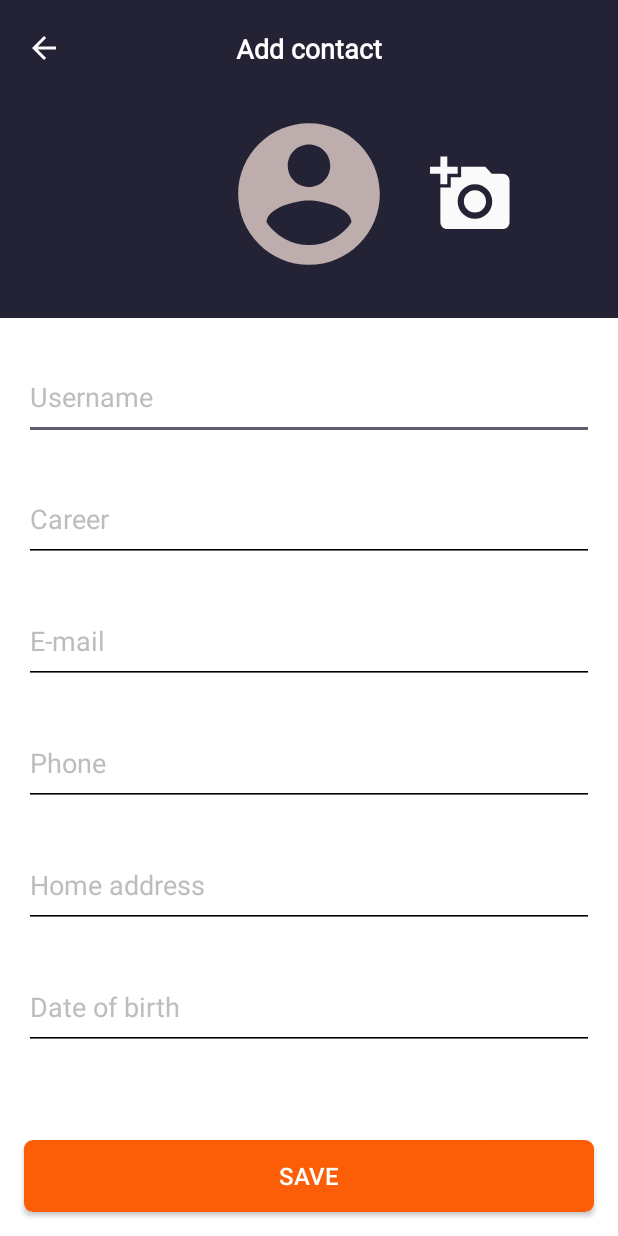
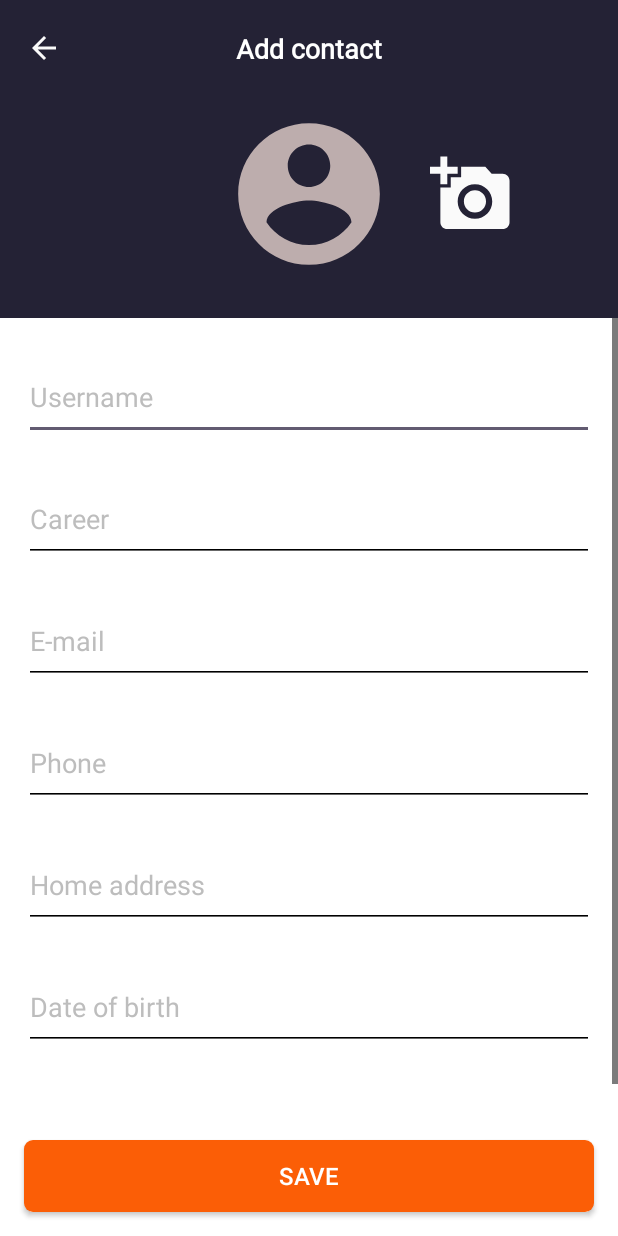
Before and after one commit to Aksonof/MyApplication, an Android app: the layout add_user_dialog.xml on its own in the app's theme, with its tools: preview values and no code run, on a phone screen of 412 x 824 dp. Run offline under Robolectric (Android 15) with nearby library versions, the phone set to English and light mode, and no system bars.

Commit message:
task_2: scroll view for text fields in dialog added, crash after rotating fixed

```diff
--- a/app/src/main/java/com/example/myapplication/AddUserDialogFragment.kt
+++ b/app/src/main/java/com/example/myapplication/AddUserDialogFragment.kt
@@ -1,14 +1,10 @@
 package com.example.myapplication
 
-import android.app.Dialog
 import android.graphics.Color
 import android.os.Bundle
 import android.view.LayoutInflater
 import android.view.View
 import android.view.ViewGroup
-import android.view.Window
-import android.view.WindowManager
-import androidx.core.content.ContextCompat
 import androidx.fragment.app.DialogFragment
 import com.example.myapplication.databinding.AddUserDialogBinding
 
@@ -19,7 +15,14 @@ interface AddUserDialogListener {
 
 class AddUserDialogFragment(private val listener: AddUserDialogListener) : DialogFragment() {
 
+    // Default constructor required by the system
+    constructor() : this(object : AddUserDialogListener {
+        override fun onDataEntered(data: Bundle) {
+        }
+    })
+
     private lateinit var binding: AddUserDialogBinding
+
 
     override fun onStart() {
         super.onStart()
@@ -36,14 +39,6 @@ class AddUserDialogFragment(private val listener: AddUserDialogListener) : Dialo
         savedInstanceState: Bundle?
     ): View {
         binding = AddUserDialogBinding.inflate(inflater, container, false)
-        return binding.root
-    }
-
-    override fun onViewCreated(view: View, savedInstanceState: Bundle?) {
-        super.onViewCreated(view, savedInstanceState)
-        binding.userNameEditTextView.setTextColor(Color.BLACK)
-        binding.userCareerEditTextView.setTextColor(Color.BLACK)
-
         binding.saveButtonView.setOnClickListener {
             val bundle = Bundle()
             bundle.putString("userName", binding.userNameEditTextView.text.toString())
@@ -51,10 +46,12 @@ class AddUserDialogFragment(private val listener: AddUserDialogListener) : Dialo
             listener.onDataEntered(bundle)
             dismiss()
         }
+        return binding.root
     }
+
 
     companion object {
         @JvmStatic
-        private val TAG = AddUserDialogFragment::class.java.simpleName
+        val TAG: String = AddUserDialogFragment::class.java.simpleName
     }
 }
--- a/app/src/main/java/com/example/myapplication/RecyclerActivity.kt
+++ b/app/src/main/java/com/example/myapplication/RecyclerActivity.kt
@@ -4,7 +4,6 @@ import android.os.Bundle
 import android.view.View
 import androidx.appcompat.app.AppCompatActivity
 import androidx.core.content.ContextCompat
-import androidx.fragment.app.setFragmentResultListener
 import androidx.lifecycle.Observer
 import androidx.lifecycle.ViewModelProvider
 import androidx.recyclerview.widget.LinearLayoutManager
@@ -56,11 +55,9 @@ class RecyclerActivity : AppCompatActivity() {
         binding.recyclerView.layoutManager = layoutManager
         binding.recyclerView.adapter = adapter
 
-
         binding.addContactTextView.setOnClickListener {
             showAddUserDialog()
         }
-
     }
 
     private fun showAddUserDialog() {
@@ -72,6 +69,6 @@ class RecyclerActivity : AppCompatActivity() {
                 viewModel.addUser(User(userName!!, userCareer!!, "", 0))
             }
         })
-        dialogFragment.show(supportFragmentManager, "TAG")
+        dialogFragment.show(supportFragmentManager, AddUserDialogFragment.TAG)
     }
 }
--- a/app/src/main/res/layout/activity_auth.xml
+++ b/app/src/main/res/layout/activity_auth.xml
@@ -55,8 +55,6 @@
                 android:singleLine="true"
                 android:textColor="@color/white"
                 android:textColorHint="@color/gray_dark" />
-
-
         </com.google.android.material.textfield.TextInputLayout>
 
         <View
--- a/app/src/main/res/layout/activity_recycler.xml
+++ b/app/src/main/res/layout/activity_recycler.xml
@@ -9,7 +9,7 @@
         android:id="@+id/toolBarView"
         android:layout_width="match_parent"
         android:layout_height="117dp"
-        android:background="#242235"
+        android:background="@color/blue_deep"
         app:layout_constraintTop_toTopOf="parent">
 
         <TextView
@@ -67,6 +67,7 @@
         android:id="@+id/recyclerView"
         android:layout_width="match_parent"
         android:layout_height="0dp"
+        app:layout_constraintBottom_toBottomOf="parent"
         app:layout_constraintTop_toBottomOf="@+id/toolBarView" />
 
 
--- a/app/src/main/res/layout/add_user_dialog.xml
+++ b/app/src/main/res/layout/add_user_dialog.xml
@@ -3,9 +3,7 @@
     xmlns:app="http://schemas.android.com/apk/res-auto"
     xmlns:tools="http://schemas.android.com/tools"
     android:layout_width="match_parent"
-    android:layout_height="match_parent"
-    >
-
+    android:layout_height="match_parent">
 
     <androidx.constraintlayout.widget.ConstraintLayout
         android:id="@+id/toolBarView"
@@ -81,170 +79,104 @@
         tools:ignore="HardcodedText" />
 
 
-    <com.google.android.material.textfield.TextInputLayout
-        android:id="@+id/userNameLayout"
-        android:layout_width="0dp"
-        android:layout_height="57dp"
+    <ScrollView
+        android:layout_width="match_parent"
+        android:layout_height="0dp"
+        android:layout_marginBottom="36dp"
+        app:layout_constraintBottom_toTopOf="@id/saveButtonView"
+        app:layout_constraintTop_toBottomOf="@id/toolBarView">
+
+        <androidx.constraintlayout.widget.ConstraintLayout
+            android:layout_width="match_parent"
+            android:layout_height="wrap_content"
             android:layout_marginStart="16dp"
             android:layout_marginTop="24dp"
             android:layout_marginEnd="16dp"
-        app:boxBackgroundMode="none"
-        app:layout_constraintEnd_toEndOf="parent"
-        app:layout_constraintStart_toStartOf="parent"
-        app:layout_constraintTop_toBottomOf="@id/toolBarView" />
+            android:paddingBottom="25dp">
 
             <com.google.android.material.textfield.TextInputEditText
                 android:id="@+id/userNameEditTextView"
                 android:layout_width="0dp"
                 android:layout_height="57dp"
-        android:layout_marginStart="16dp"
-        android:layout_marginTop="24dp"
-        android:layout_marginEnd="16dp"
                 android:hint="@string/username"
                 android:singleLine="true"
-        android:textColor="@color/white"
+                android:textColor="@color/black"
                 android:textColorHint="@color/gray_dark"
                 app:layout_constraintEnd_toEndOf="parent"
                 app:layout_constraintStart_toStartOf="parent"
-        app:layout_constraintTop_toBottomOf="@id/toolBarView" />
-
-    <com.google.android.material.textfield.TextInputLayout
-        android:id="@+id/userCareerLayout"
-        android:layout_width="0dp"
-        android:layout_height="57dp"
-        android:layout_marginStart="16dp"
-        android:layout_marginTop="24dp"
-        android:layout_marginEnd="16dp"
-        app:boxBackgroundMode="none"
-        app:layout_constraintEnd_toEndOf="parent"
-        app:layout_constraintStart_toStartOf="parent"
-        app:layout_constraintTop_toBottomOf="@id/userNameLayout" />
+                app:layout_constraintTop_toTopOf="parent" />
 
             <com.google.android.material.textfield.TextInputEditText
                 android:id="@+id/userCareerEditTextView"
                 android:layout_width="0dp"
                 android:layout_height="57dp"
-        android:layout_marginStart="16dp"
                 android:layout_marginTop="24dp"
-        android:layout_marginEnd="16dp"
                 android:hint="@string/Career"
                 android:singleLine="true"
-        android:textColor="@color/white"
+                android:textColor="@color/black"
                 android:textColorHint="@color/gray_dark"
                 app:layout_constraintEnd_toEndOf="parent"
                 app:layout_constraintStart_toStartOf="parent"
-        app:layout_constraintTop_toBottomOf="@id/userNameLayout" />
+                app:layout_constraintTop_toBottomOf="@id/userNameEditTextView" />
 
-    <com.google.android.material.textfield.TextInputLayout
-        android:id="@+id/userEmailLayout"
-        android:layout_width="0dp"
-        android:layout_height="57dp"
-        android:layout_marginStart="16dp"
-        android:layout_marginTop="24dp"
-        android:layout_marginEnd="16dp"
-        app:boxBackgroundMode="none"
-        app:layout_constraintEnd_toEndOf="parent"
-        app:layout_constraintStart_toStartOf="parent"
-        app:layout_constraintTop_toBottomOf="@id/userCareerLayout" />
 
             <com.google.android.material.textfield.TextInputEditText
                 android:id="@+id/userEmailEditTextView"
                 android:layout_width="0dp"
                 android:layout_height="57dp"
-        android:layout_marginStart="16dp"
                 android:layout_marginTop="24dp"
-        android:layout_marginEnd="16dp"
                 android:hint="@string/Email"
                 android:singleLine="true"
-        android:textColor="@color/white"
+                android:textColor="@color/black"
                 android:textColorHint="@color/gray_dark"
                 app:layout_constraintEnd_toEndOf="parent"
                 app:layout_constraintStart_toStartOf="parent"
-        app:layout_constraintTop_toBottomOf="@id/userCareerLayout" />
+                app:layout_constraintTop_toBottomOf="@id/userCareerEditTextView" />
 
-
-    <com.google.android.material.textfield.TextInputLayout
-        android:id="@+id/userPhoneLayout"
-        android:layout_width="0dp"
-        android:layout_height="57dp"
-        android:layout_marginStart="16dp"
-        android:layout_marginTop="24dp"
-        android:layout_marginEnd="16dp"
-        app:boxBackgroundMode="none"
-        app:layout_constraintEnd_toEndOf="parent"
-        app:layout_constraintStart_toStartOf="parent"
-        app:layout_constraintTop_toBottomOf="@id/userEmailLayout" />
 
             <com.google.android.material.textfield.TextInputEditText
                 android:id="@+id/userPhoneEditTextView"
                 android:layout_width="0dp"
                 android:layout_height="57dp"
-        android:layout_marginStart="16dp"
                 android:layout_marginTop="24dp"
-        android:layout_marginEnd="16dp"
                 android:hint="@string/phone"
                 android:singleLine="true"
-        android:textColor="@color/white"
+                android:textColor="@color/black"
                 android:textColorHint="@color/gray_dark"
                 app:layout_constraintEnd_toEndOf="parent"
                 app:layout_constraintStart_toStartOf="parent"
-        app:layout_constraintTop_toBottomOf="@id/userEmailLayout" />
+                app:layout_constraintTop_toBottomOf="@id/userEmailEditTextView" />
 
-
-    <com.google.android.material.textfield.TextInputLayout
-        android:id="@+id/userAddressLayout"
-        android:layout_width="0dp"
-        android:layout_height="57dp"
-        android:layout_marginStart="16dp"
-        android:layout_marginTop="24dp"
-        android:layout_marginEnd="16dp"
-        app:boxBackgroundMode="none"
-        app:layout_constraintEnd_toEndOf="parent"
-        app:layout_constraintStart_toStartOf="parent"
-        app:layout_constraintTop_toBottomOf="@id/userPhoneLayout" />
 
             <com.google.android.material.textfield.TextInputEditText
                 android:id="@+id/userAddressEditTextView"
                 android:layout_width="0dp"
                 android:layout_height="57dp"
-        android:layout_marginStart="16dp"
                 android:layout_marginTop="24dp"
-        android:layout_marginEnd="16dp"
                 android:hint="@string/Home_address"
                 android:singleLine="true"
-        android:textColor="@color/white"
+                android:textColor="@color/black"
                 android:textColorHint="@color/gray_dark"
                 app:layout_constraintEnd_toEndOf="parent"
                 app:layout_constraintStart_toStartOf="parent"
-        app:layout_constraintTop_toBottomOf="@id/userPhoneLayout" />
+                app:layout_constraintTop_toBottomOf="@id/userPhoneEditTextView" />
 
-    <com.google.android.material.textfield.TextInputLayout
-        android:id="@+id/userBirthLayout"
-        android:layout_width="0dp"
-        android:layout_height="57dp"
-        android:layout_marginStart="16dp"
-        android:layout_marginTop="24dp"
-        android:layout_marginEnd="16dp"
-        app:boxBackgroundMode="none"
-        app:layout_constraintEnd_toEndOf="parent"
-        app:layout_constraintStart_toStartOf="parent"
-        app:layout_constraintTop_toBottomOf="@id/userAddressLayout" />
 
             <com.google.android.material.textfield.TextInputEditText
                 android:id="@+id/userBirthEditTextView"
                 android:layout_width="0dp"
                 android:layout_height="57dp"
-        android:layout_marginStart="16dp"
                 android:layout_marginTop="24dp"
-        android:layout_marginEnd="16dp"
                 android:hint="@string/date_of_birth"
                 android:singleLine="true"
-        android:textColor="@color/white"
+                android:textColor="@color/black"
                 android:textColorHint="@color/gray_dark"
                 app:layout_constraintEnd_toEndOf="parent"
                 app:layout_constraintStart_toStartOf="parent"
-        app:layout_constraintTop_toBottomOf="@id/userAddressLayout"
-       />
-
+                app:layout_constraintTop_toBottomOf="@id/userAddressEditTextView" />
 
         </androidx.constraintlayout.widget.ConstraintLayout>
+
+    </ScrollView>
+
+</androidx.constraintlayout.widget.ConstraintLayout>
```
Lines whose indentation alone changed are shown as unchanged.
